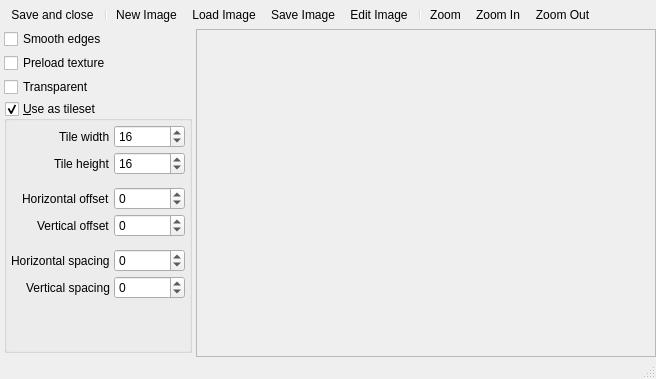
Qt form Editors/BackgroundEditor.ui (enigma-dev/RadialGM) before a commit.
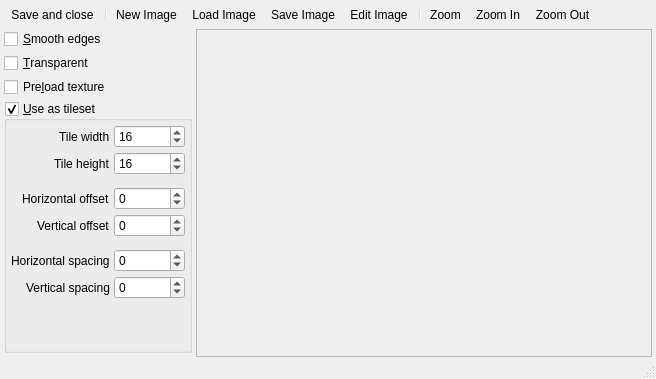
The same form after that commit. Icons and pictures are not drawn. Custom widgets are drawn as their Qt base class.

Commit message: label buddies, mnemonics, margins

What changed in the file:
```diff
--- a/Editors/BackgroundEditor.ui
+++ b/Editors/BackgroundEditor.ui
@@ -83,7 +83,7 @@
       <number>0</number>
      </property>
      <property name="rightMargin">
-      <number>0</number>
+      <number>4</number>
      </property>
      <property name="bottomMargin">
       <number>0</number>
@@ -111,21 +111,21 @@
        <item>
         <widget class="QCheckBox" name="smoothCheckBox">
          <property name="text">
-          <string>Smooth edges</string>
-         </property>
-        </widget>
-       </item>
-       <item>
-        <widget class="QCheckBox" name="preloadCheckBox">
-         <property name="text">
-          <string>Preload texture</string>
+          <string>&amp;Smooth edges</string>
          </property>
         </widget>
        </item>
        <item>
         <widget class="QCheckBox" name="transparentCheckBox">
          <property name="text">
-          <string>Transparent</string>
+          <string>&amp;Transparent</string>
+         </property>
+        </widget>
+       </item>
+       <item>
+        <widget class="QCheckBox" name="preloadCheckBox">
+         <property name="text">
+          <string>Pre&amp;load texture</string>
          </property>
         </widget>
        </item>
@@ -374,7 +374,7 @@
          <rect>
           <x>0</x>
           <y>0</y>
-          <width>378</width>
+          <width>375</width>
           <height>311</height>
          </rect>
         </property>
```
The commit also changes 1 other file.
